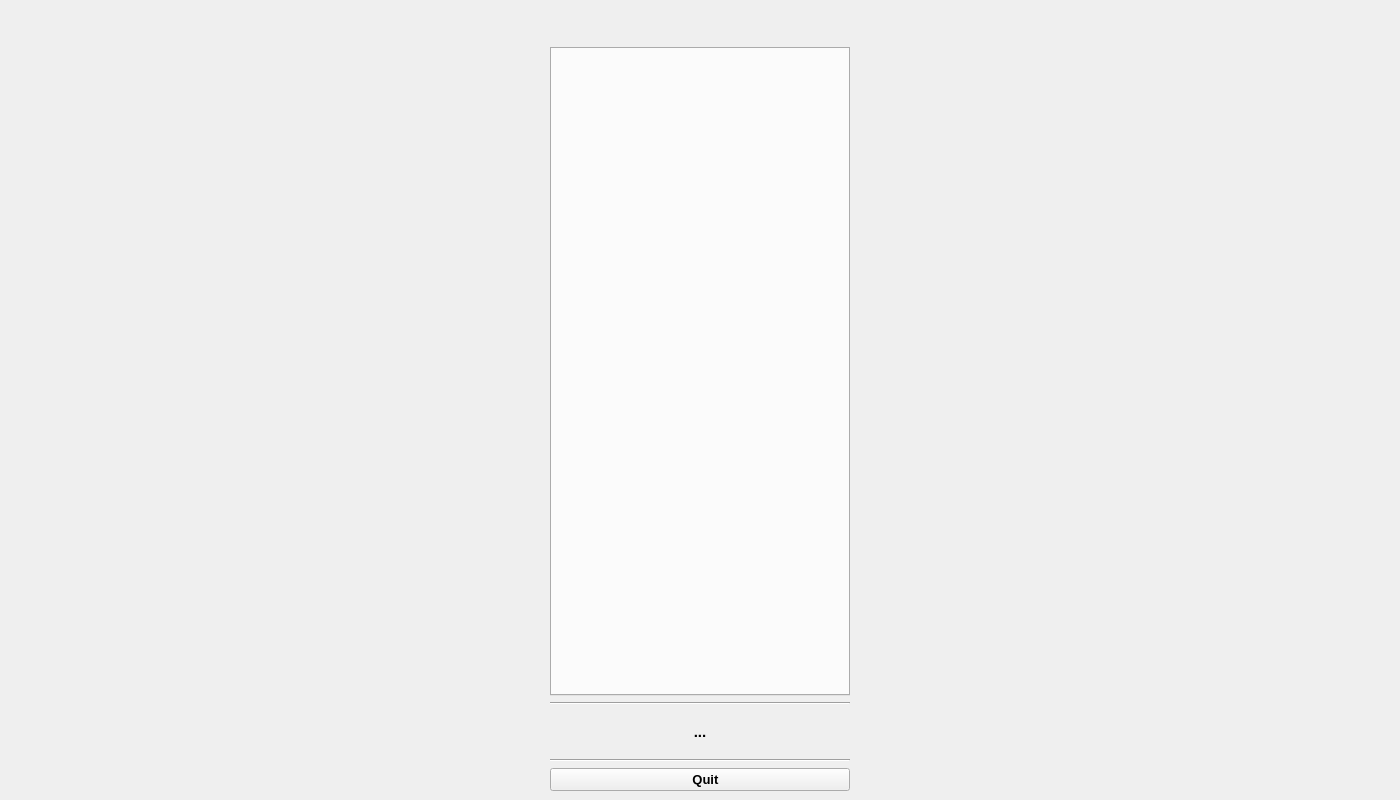
openlmd/proper, file proper_robviz/resources/robviz.ui: the form before one commit.
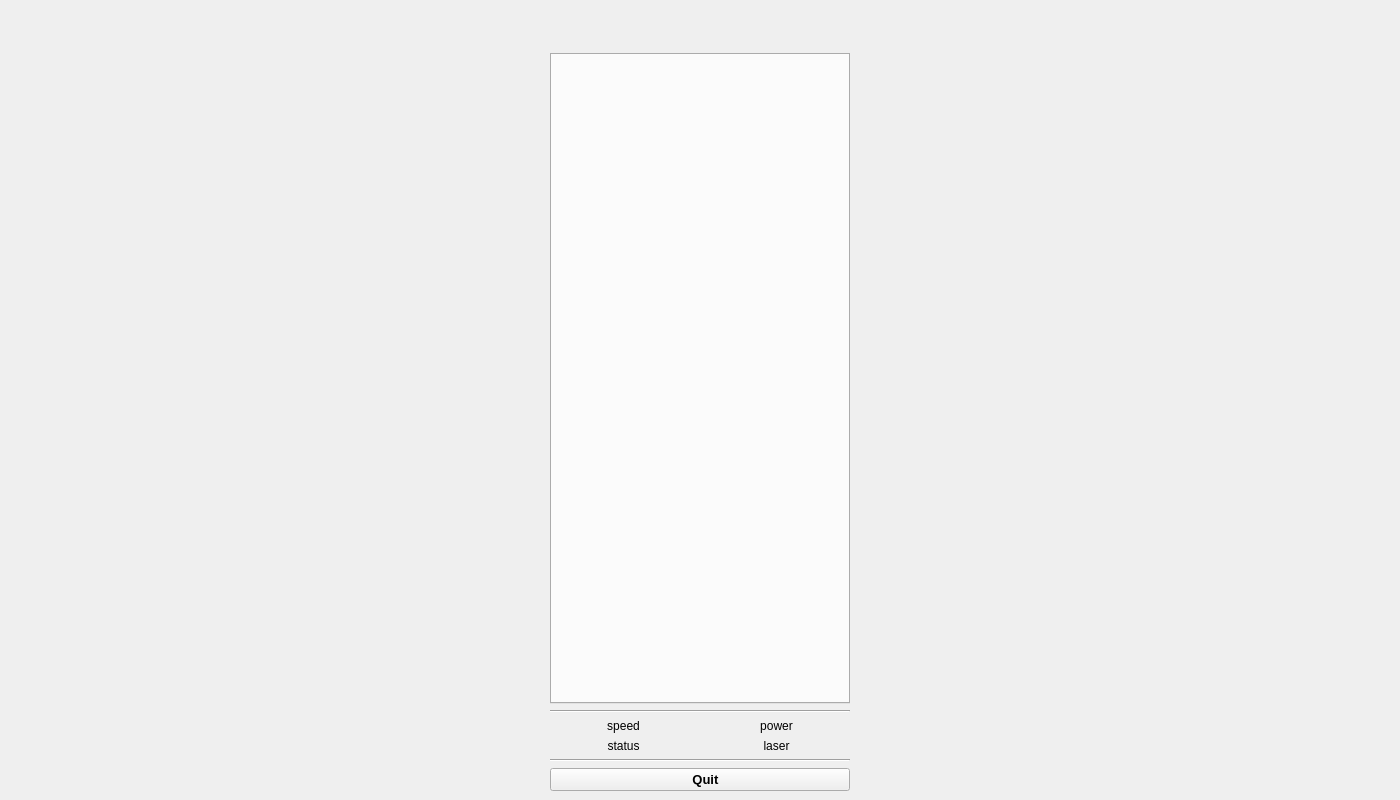
The form after the commit. Icons and pictures are not drawn.

Commit message: Added status information to robviz.

Patch:
```diff
--- a/proper_robviz/resources/robviz.ui
+++ b/proper_robviz/resources/robviz.ui
@@ -64,14 +64,14 @@
     </font>
    </property>
    <layout class="QGridLayout" name="gridLayout">
-    <item row="0" column="0" rowspan="20">
+    <item row="0" column="0" rowspan="18">
      <layout class="QHBoxLayout" name="boxPlot">
       <property name="spacing">
        <number>0</number>
       </property>
      </layout>
     </item>
-    <item row="1" column="1">
+    <item row="2" column="1" rowspan="2">
      <widget class="QLabel" name="lblLogo">
       <property name="frameShape">
        <enum>QFrame::NoFrame</enum>
@@ -90,7 +90,14 @@
       </property>
      </widget>
     </item>
-    <item row="19" column="1">
+    <item row="16" column="1">
+     <widget class="Line" name="line_3">
+      <property name="orientation">
+       <enum>Qt::Horizontal</enum>
+      </property>
+     </widget>
+    </item>
+    <item row="17" column="1">
      <widget class="QPushButton" name="btnQuit">
       <property name="enabled">
        <bool>true</bool>
@@ -136,21 +143,7 @@
       </property>
      </widget>
     </item>
-    <item row="18" column="1">
-     <widget class="Line" name="line_3">
-      <property name="orientation">
-       <enum>Qt::Horizontal</enum>
-      </property>
-     </widget>
-    </item>
-    <item row="5" column="1">
-     <widget class="Line" name="line_2">
-      <property name="orientation">
-       <enum>Qt::Horizontal</enum>
-      </property>
-     </widget>
-    </item>
-    <item row="4" column="1">
+    <item row="6" column="1">
      <widget class="QTabWidget" name="tabWidget">
       <property name="minimumSize">
        <size>
@@ -174,22 +167,80 @@
       </property>
      </widget>
     </item>
+    <item row="7" column="1">
+     <widget class="Line" name="line">
+      <property name="orientation">
+       <enum>Qt::Horizontal</enum>
+      </property>
+     </widget>
+    </item>
     <item row="8" column="1" rowspan="8">
-     <widget class="QLabel" name="lblInfo">
-      <property name="font">
-       <font>
-        <pointsize>11</pointsize>
-        <weight>75</weight>
-        <bold>true</bold>
-       </font>
-      </property>
-      <property name="text">
-       <string>...</string>
-      </property>
-      <property name="alignment">
-       <set>Qt::AlignCenter</set>
-      </property>
-     </widget>
+     <layout class="QGridLayout" name="grdStatus">
+      <item row="0" column="0">
+       <widget class="QLabel" name="lblSpeed">
+        <property name="text">
+         <string>speed</string>
+        </property>
+        <property name="alignment">
+         <set>Qt::AlignCenter</set>
+        </property>
+        <property name="margin">
+         <number>3</number>
+        </property>
+        <property name="indent">
+         <number>3</number>
+        </property>
+       </widget>
+      </item>
+      <item row="1" column="0">
+       <widget class="QLabel" name="lblStatus">
+        <property name="text">
+         <string>status</string>
+        </property>
+        <property name="alignment">
+         <set>Qt::AlignCenter</set>
+        </property>
+        <property name="margin">
+         <number>3</number>
+        </property>
+        <property name="indent">
+         <number>3</number>
+        </property>
+       </widget>
+      </item>
+      <item row="0" column="1">
+       <widget class="QLabel" name="lblPower">
+        <property name="text">
+         <string>power</string>
+        </property>
+        <property name="alignment">
+         <set>Qt::AlignCenter</set>
+        </property>
+        <property name="margin">
+         <number>3</number>
+        </property>
+        <property name="indent">
+         <number>3</number>
+        </property>
+       </widget>
+      </item>
+      <item row="1" column="1">
+       <widget class="QLabel" name="lblLaser">
+        <property name="text">
+         <string>laser</string>
+        </property>
+        <property name="alignment">
+         <set>Qt::AlignCenter</set>
+        </property>
+        <property name="margin">
+         <number>3</number>
+        </property>
+        <property name="indent">
+         <number>3</number>
+        </property>
+       </widget>
+      </item>
+     </layout>
     </item>
    </layout>
   </widget>
```
The commit also changes 2 other files.
